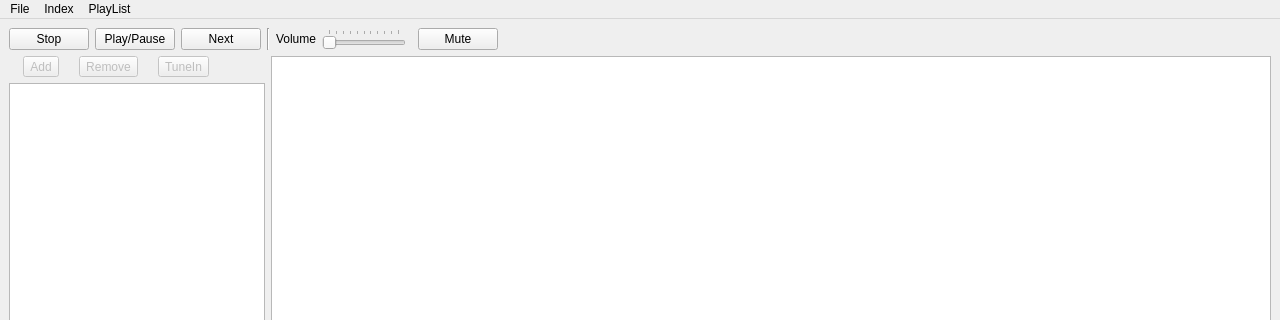
First picture: the form in qt-client/dmp_client_gui.ui, repository Roflincopter/dmp, before the edit; both pictures show x 0 to 1280 and y 0 to 320 of the 1280 by 745 pixel window.
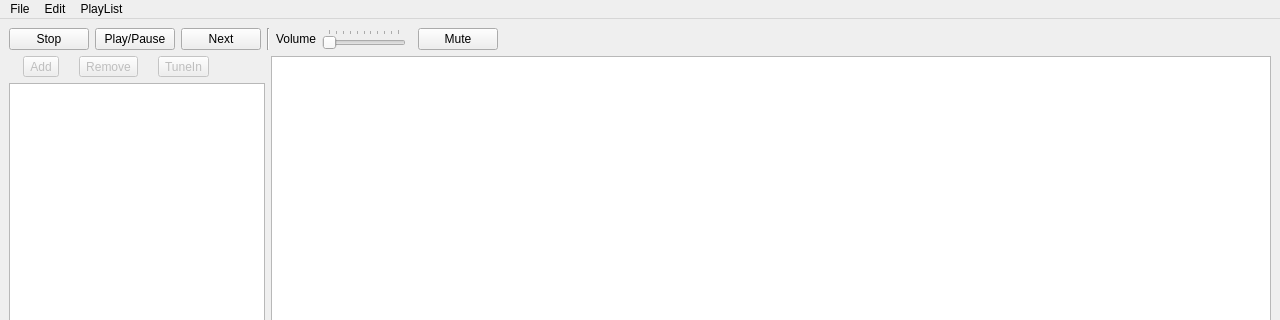
Second picture: the form after the edit. Custom widgets are drawn as their Qt base class.

What changed in the file:
```diff
--- a/qt-client/dmp_client_gui.ui
+++ b/qt-client/dmp_client_gui.ui
@@ -313,9 +313,9 @@
     <addaction name="actionConnect"/>
     <addaction name="actionExit"/>
    </widget>
-   <widget class="QMenu" name="menuIndex">
+   <widget class="QMenu" name="menuEdit">
     <property name="title">
-     <string>Index</string>
+     <string>Edit</string>
     </property>
     <addaction name="actionIndex_Folder"/>
    </widget>
@@ -326,7 +326,7 @@
     <addaction name="actionQueueSelected"/>
    </widget>
    <addaction name="menuFile"/>
-   <addaction name="menuIndex"/>
+   <addaction name="menuEdit"/>
    <addaction name="menuPlayList"/>
   </widget>
   <widget class="QStatusBar" name="statusbar"/>
```
Left out of the diff: 13 changed lines with no effect on the pictures.
